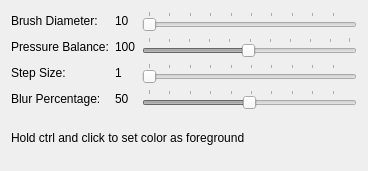
First picture: the form in designer/BrushOptionsWidgetUi.ui, repository skitzycat/beedraw, before the edit.
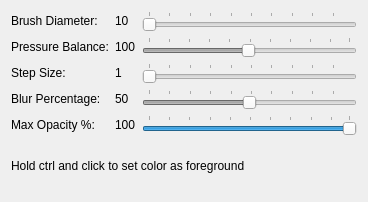
Second picture: the form after the edit.

Commit message: added opacity option to brush, fixed slight flicker when finished with brush stroke when opacity set below full

The edit to the form file:
```diff
--- a/designer/BrushOptionsWidgetUi.ui
+++ b/designer/BrushOptionsWidgetUi.ui
@@ -6,7 +6,7 @@
     <x>0</x>
     <y>0</y>
     <width>368</width>
-    <height>171</height>
+    <height>202</height>
    </rect>
   </property>
   <property name="windowTitle" >
@@ -147,6 +147,39 @@
        </property>
       </widget>
      </item>
+     <item row="4" column="0" >
+      <widget class="QLabel" name="label_6" >
+       <property name="text" >
+        <string>Max Opacity %:</string>
+       </property>
+      </widget>
+     </item>
+     <item row="4" column="1" >
+      <widget class="QLabel" name="opacity_display" >
+       <property name="text" >
+        <string>100</string>
+       </property>
+      </widget>
+     </item>
+     <item row="4" column="2" >
+      <widget class="QSlider" name="opacity_slider" >
+       <property name="minimum" >
+        <number>1</number>
+       </property>
+       <property name="maximum" >
+        <number>100</number>
+       </property>
+       <property name="value" >
+        <number>100</number>
+       </property>
+       <property name="orientation" >
+        <enum>Qt::Horizontal</enum>
+       </property>
+       <property name="tickPosition" >
+        <enum>QSlider::TicksAbove</enum>
+       </property>
+      </widget>
+     </item>
     </layout>
    </item>
    <item>
```
Left out of the diff: 16 changed lines with no effect on the pictures. The commit also changes 3 other files.
